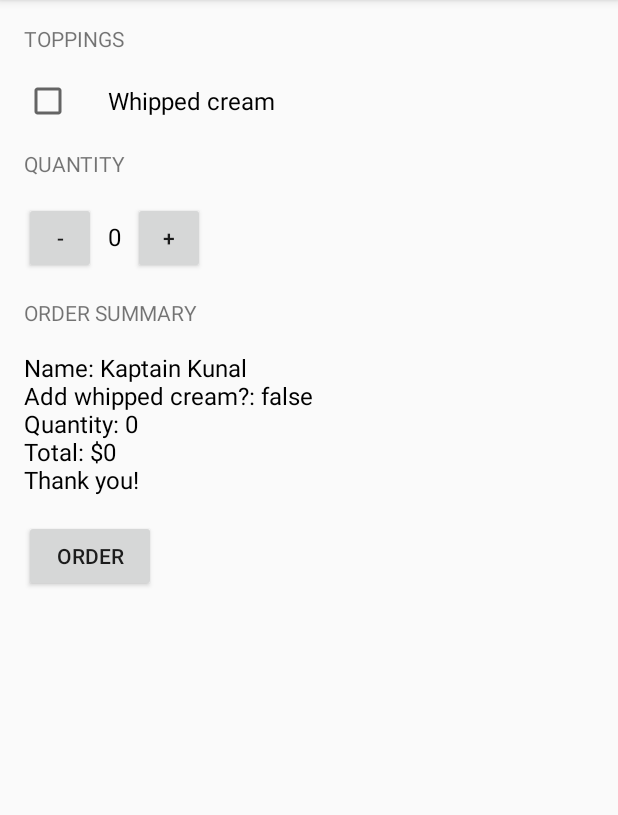
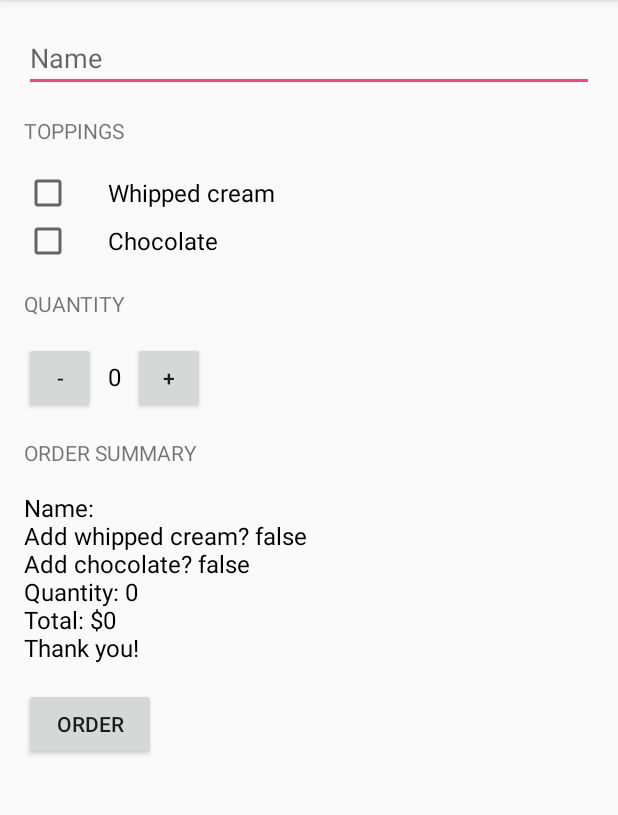
Before and after one commit to erentatar/JustJava, an Android app: the screen it shows after launch (MainActivity), after a tap on "ORDER", on a phone screen of 412 x 824 dp, the part 84-899 px from its top. Run offline under Robolectric (Android 15) with nearby library versions, the phone set to English and light mode, and no system bars.

Commit message:
lesson 11 - quiz 9 - what's your name?

```diff
--- a/app/src/main/java/com/example/android/justjava/MainActivity.java
+++ b/app/src/main/java/com/example/android/justjava/MainActivity.java
@@ -12,6 +12,7 @@ import android.support.v7.app.AppCompatActivity;
 import android.util.Log;
 import android.view.View;
 import android.widget.CheckBox;
+import android.widget.EditText;
 import android.widget.TextView;
 
 import java.text.NumberFormat;
@@ -33,11 +34,17 @@ public class MainActivity extends AppCompatActivity {
      * This method is called when the order button is clicked.
      */
     public void submitOrder(View view) {
+        EditText nameField = (EditText) findViewById(R.id.name_field);
+        String name = nameField.getText().toString();
+
         CheckBox whippedCreamCheckBox = (CheckBox) findViewById(R.id.whipped_cream_checkbox);
         boolean hasWhippedCream = whippedCreamCheckBox.isChecked();
 
+        CheckBox chocolateCheckBox = (CheckBox) findViewById(R.id.chocolate_checkbox);
+        boolean hasChocolate = chocolateCheckBox.isChecked();
+
         int price = calculatePrice();
-        String message = createOrderSummary(price, hasWhippedCream);
+        String message = createOrderSummary(name, price, hasWhippedCream, hasChocolate);
         displayMessage(message);
     }
 
@@ -69,13 +76,16 @@ public class MainActivity extends AppCompatActivity {
     /**
      * Create summary of the order.
      *
+     * @param name            is user name
      * @param price           of the order
      * @param addWhippedCream is whether or not the user wants whipped cream topping
+     * @param addChocolate    is whether or not the user wants chocolate topping
      * @return text summary
      */
-    private String createOrderSummary(int price, boolean addWhippedCream) {
-        String priceMessage = "Name: Kaptain Kunal";
-        priceMessage += "\nAdd whipped cream?: " + addWhippedCream;
+    private String createOrderSummary(String name, int price, boolean addWhippedCream, boolean addChocolate) {
+        String priceMessage = "Name: " + name;
+        priceMessage += "\nAdd whipped cream? " + addWhippedCream;
+        priceMessage += "\nAdd chocolate? " + addChocolate;
         priceMessage += "\nQuantity: " + quantity;
         priceMessage += "\nTotal: $" + price;
         priceMessage += "\nThank you!";
--- a/app/src/main/res/layout/activity_main.xml
+++ b/app/src/main/res/layout/activity_main.xml
@@ -12,9 +12,17 @@
         android:padding="16dp"
         tools:context=".MainActivity">
 
+        <EditText
+            android:id="@+id/name_field"
+            android:layout_width="match_parent"
+            android:layout_height="wrap_content"
+            android:hint="Name"
+            android:inputType="textCapWords" />
+
         <TextView
             android:layout_width="wrap_content"
             android:layout_height="wrap_content"
+            android:layout_marginTop="16dp"
             android:layout_marginBottom="16dp"
             android:text="Toppings"
             android:textAllCaps="true" />
@@ -26,6 +34,15 @@
             android:paddingLeft="24dp"
             android:text="Whipped cream"
             android:textSize="16sp" />
+
+        <CheckBox
+            android:id="@+id/chocolate_checkbox"
+            android:layout_width="wrap_content"
+            android:layout_height="wrap_content"
+            android:paddingLeft="24dp"
+            android:text="Chocolate"
+            android:textSize="16sp" />
+
 
         <TextView
             android:layout_width="wrap_content"
```
